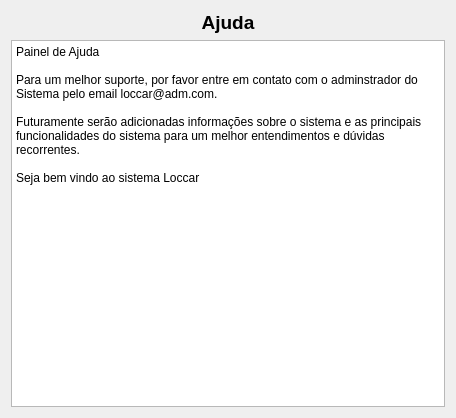
Qt form ui/ui_ajuda.ui (adaiasreis/Projeto) before a commit.
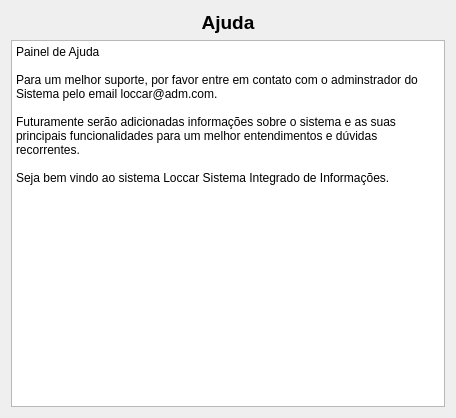
The same form after that commit.

```diff
--- a/ui/ui_ajuda.ui
+++ b/ui/ui_ajuda.ui
@@ -33,9 +33,9 @@
 
 Para um melhor suporte, por favor entre em contato com o adminstrador do Sistema pelo email loccar@adm.com.
 
-Futuramente serão adicionadas informações sobre o sistema e as principais funcionalidades do sistema para um melhor entendimentos e dúvidas recorrentes.
+Futuramente serão adicionadas informações sobre o sistema e as suas principais funcionalidades para um melhor entendimentos e dúvidas recorrentes.
 
-Seja bem vindo ao sistema Loccar</string>
+Seja bem vindo ao sistema Loccar Sistema Integrado de Informações.</string>
        </property>
       </widget>
      </item>
```
